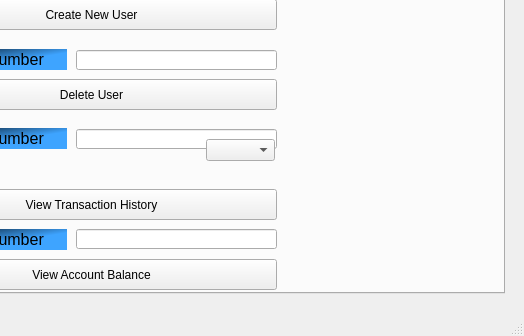
First picture: the form in mainwindow.ui, repository refaathassan/GUI-for-client-in-bank-system-using_Qt, before the edit; both pictures show x 466 to 990 and y 387 to 723 of the 990 by 723 pixel window.
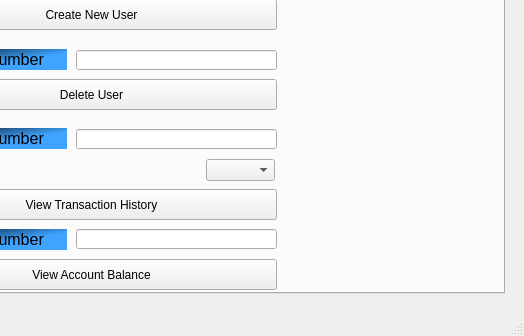
Second picture: the form after the edit.

```diff
--- a/mainwindow.ui
+++ b/mainwindow.ui
@@ -852,7 +852,7 @@
       <property name="geometry">
        <rect>
         <x>660</x>
-        <y>500</y>
+        <y>520</y>
         <width>69</width>
         <height>22</height>
        </rect>
```
